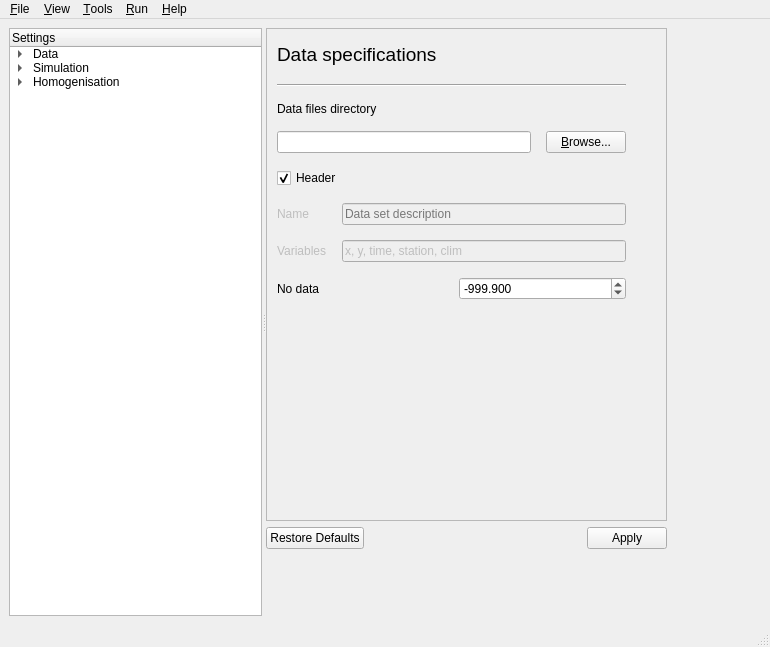
iled/gsimcli, file GSIMCLI/interface/gsimcli.ui: the form before one commit.
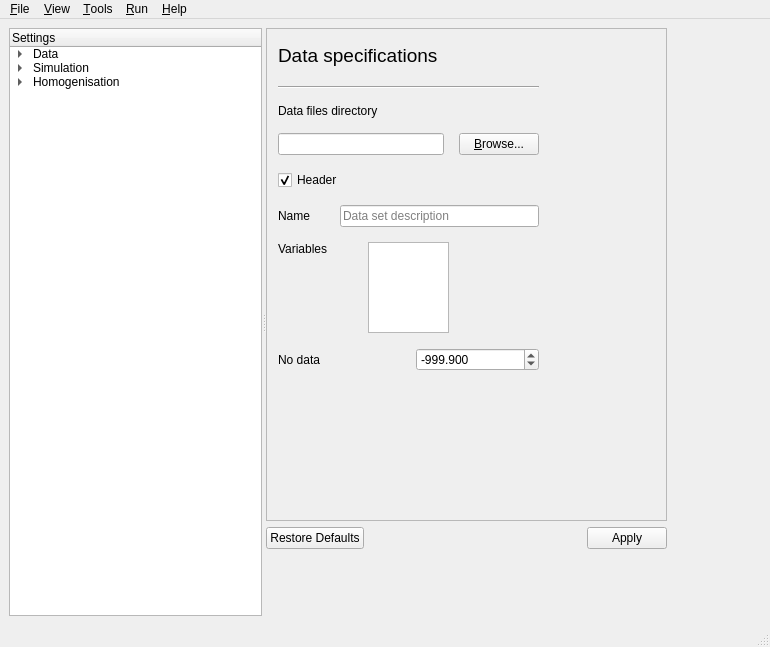
The form after the commit. The open tabs and pages were chosen to show the change.

```diff
--- a/GSIMCLI/interface/gsimcli.ui
+++ b/GSIMCLI/interface/gsimcli.ui
@@ -161,13 +161,13 @@
             <widget class="QWidget" name="layoutWidget">
              <property name="geometry">
               <rect>
-               <x>10</x>
-               <y>10</y>
-               <width>349</width>
-               <height>261</height>
+               <x>11</x>
+               <y>11</y>
+               <width>261</width>
+               <height>331</height>
               </rect>
              </property>
-             <layout class="QVBoxLayout" name="verticalLayout_8">
+             <layout class="QVBoxLayout" name="verticalLayout_3">
               <property name="spacing">
                <number>15</number>
               </property>
@@ -225,8 +225,6 @@
                </layout>
               </item>
               <item>
-               <layout class="QVBoxLayout" name="verticalLayout_3">
-                <item>
                  <widget class="QCheckBox" name="DL_checkHeader">
                   <property name="text">
                    <string>Header</string>
@@ -240,48 +238,87 @@
                  </widget>
                 </item>
                 <item>
-                 <layout class="QFormLayout" name="formLayout">
-                  <item row="0" column="0">
+               <layout class="QHBoxLayout" name="horizontalLayout_16">
+                <property name="spacing">
+                 <number>30</number>
+                </property>
+                <item>
                    <widget class="QLabel" name="label_2">
                     <property name="enabled">
-                     <bool>false</bool>
+                   <bool>true</bool>
                     </property>
                     <property name="text">
                      <string>Name</string>
                     </property>
                    </widget>
                   </item>
-                  <item row="0" column="1">
+                <item>
                    <widget class="QLineEdit" name="DL_dataName">
                     <property name="enabled">
-                     <bool>false</bool>
+                   <bool>true</bool>
                     </property>
                     <property name="placeholderText">
                      <string>Data set description</string>
                     </property>
                    </widget>
                   </item>
-                  <item row="1" column="0">
+               </layout>
+              </item>
+              <item>
+               <layout class="QHBoxLayout" name="horizontalLayout_18">
+                <property name="spacing">
+                 <number>15</number>
+                </property>
+                <item>
                    <widget class="QLabel" name="label_3">
                     <property name="enabled">
-                     <bool>false</bool>
+                   <bool>true</bool>
+                  </property>
+                  <property name="sizePolicy">
+                   <sizepolicy hsizetype="Ignored" vsizetype="Ignored">
+                    <horstretch>1</horstretch>
+                    <verstretch>0</verstretch>
+                   </sizepolicy>
                     </property>
                     <property name="text">
                      <string>Variables</string>
                     </property>
-                   </widget>
-                  </item>
-                  <item row="1" column="1">
-                   <widget class="QLineEdit" name="DL_varNames">
-                    <property name="enabled">
-                     <bool>false</bool>
-                    </property>
-                    <property name="text">
-                     <string>x, y, time, station, clim</string>
-                    </property>
-                   </widget>
-                  </item>
-                 </layout>
+                  <property name="alignment">
+                   <set>Qt::AlignLeading|Qt::AlignLeft|Qt::AlignTop</set>
+                  </property>
+                 </widget>
+                </item>
+                <item>
+                 <widget class="QListWidget" name="DL_listVarNames">
+                  <property name="maximumSize">
+                   <size>
+                    <width>81</width>
+                    <height>91</height>
+                   </size>
+                  </property>
+                  <property name="dragEnabled">
+                   <bool>true</bool>
+                  </property>
+                  <property name="dragDropMode">
+                   <enum>QAbstractItemView::InternalMove</enum>
+                  </property>
+                  <property name="alternatingRowColors">
+                   <bool>true</bool>
+                  </property>
+                 </widget>
+                </item>
+                <item>
+                 <spacer name="horizontalSpacer">
+                  <property name="orientation">
+                   <enum>Qt::Horizontal</enum>
+                  </property>
+                  <property name="sizeHint" stdset="0">
+                   <size>
+                    <width>90</width>
+                    <height>20</height>
+                   </size>
+                  </property>
+                 </spacer>
                 </item>
                </layout>
               </item>
```
Left out of the diff: 177 changed lines with no effect on the pictures. Lines whose indentation alone changed are shown as unchanged.
